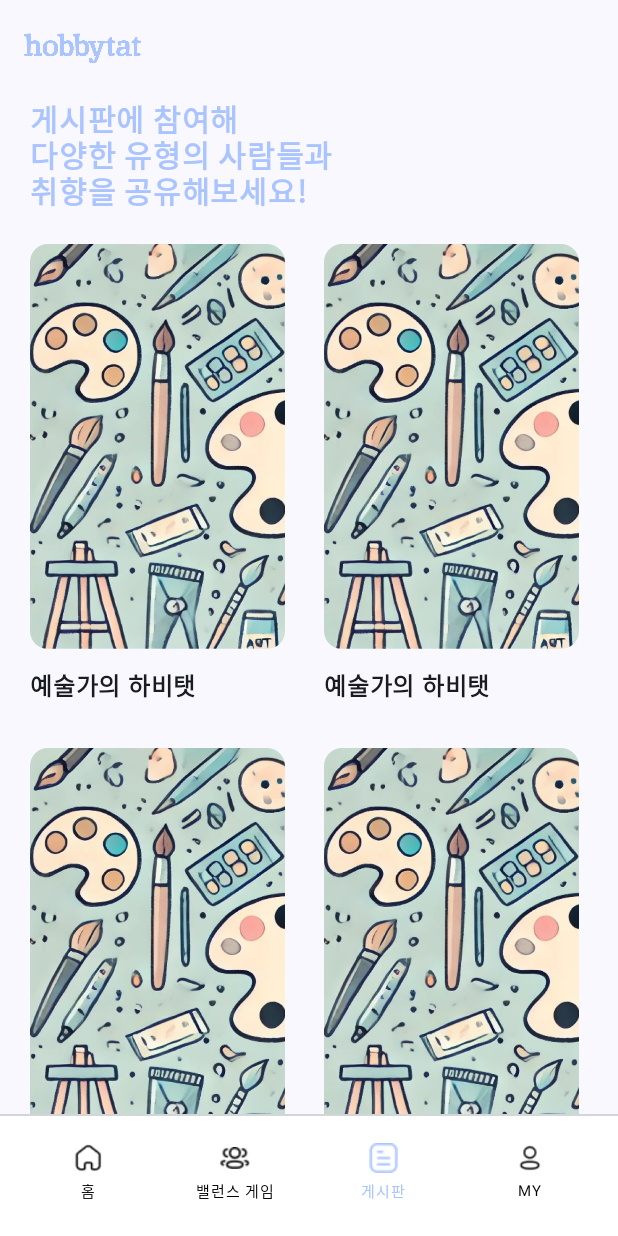
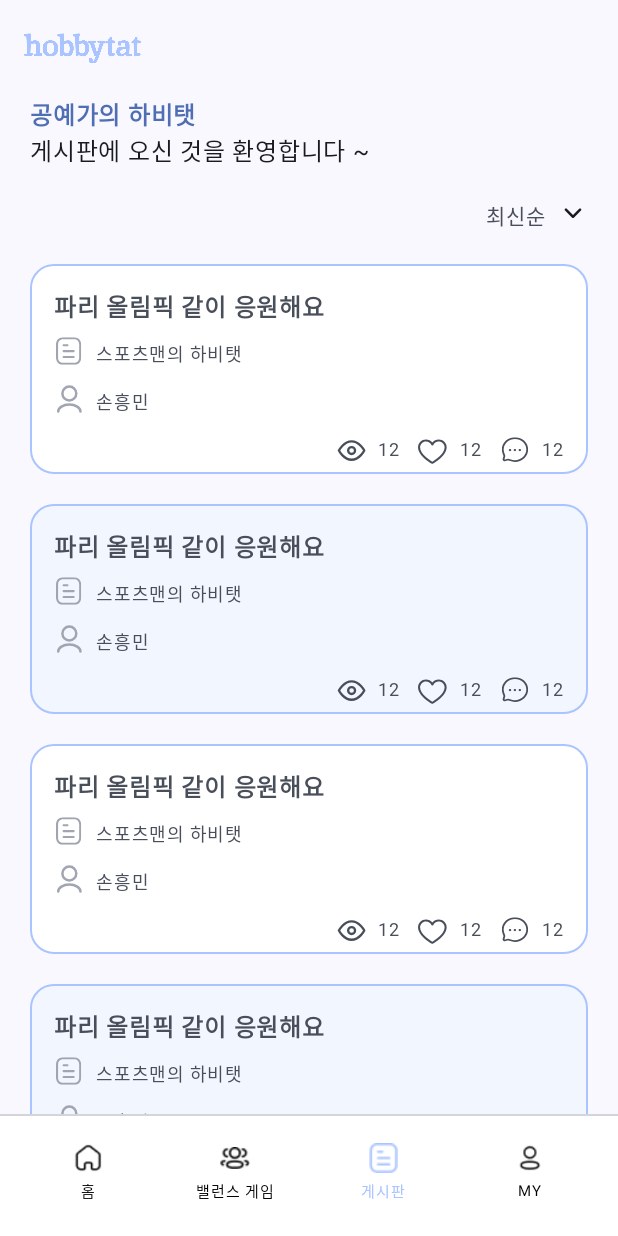
Before and after one commit to Hobbytat/Hobbytat-FE, an Android app built with Jetpack Compose: the BoardScreen screen opened through its navigation route, after a tap on "하비탯이미지", on a phone screen of 412 x 824 dp. Run offline under Robolectric (Android 15) with nearby library versions, the light colour scheme and no system bars.

Commit message:
feat: 게시판 화면 구현 완료

```diff
--- a/app/build.gradle.kts
+++ b/app/build.gradle.kts
@@ -61,6 +61,7 @@ dependencies {
     implementation(libs.androidx.material3)
     implementation(libs.androidx.navigation.compose)
     implementation(libs.androidx.material.icons.extended)
+    implementation(libs.coil.compose)
     testImplementation(libs.junit)
     androidTestImplementation(libs.androidx.junit)
     androidTestImplementation(libs.androidx.espresso.core)
--- a/app/src/main/AndroidManifest.xml
+++ b/app/src/main/AndroidManifest.xml
@@ -1,6 +1,8 @@
 <?xml version="1.0" encoding="utf-8"?>
 <manifest xmlns:android="http://schemas.android.com/apk/res/android"
     xmlns:tools="http://schemas.android.com/tools">
+
+    <uses-permission android:name="android.permission.INTERNET"/>
 
     <application
         android:allowBackup="true"
--- /dev/null
+++ b/app/src/main/java/com/example/hobbytat/navigate/BoardNavGraph.kt
@@ -0,0 +1,19 @@
+package com.example.hobbytat.navigate
+
+import androidx.compose.runtime.Composable
+import androidx.navigation.NavHostController
+import androidx.navigation.compose.NavHost
+import androidx.navigation.compose.composable
+import com.example.hobbytat.screen.board.ArticleScreen
+import com.example.hobbytat.screen.board.BoardScreen
+
+@Composable
+fun BoardNavGraph(navController: NavHostController) {
+    NavHost(navController = navController, startDestination = "Board") {
+        composable("Board") { BoardScreen(navController = navController)}
+        composable("Article/{boardId}") {backStackEntry ->
+            val boardId = backStackEntry.arguments?.getString("boardId")?.toInt() ?: 0
+            ArticleScreen(navController, boardId)
+        }
+    }
+}
--- a/app/src/main/java/com/example/hobbytat/navigate/NavGraph.kt
+++ b/app/src/main/java/com/example/hobbytat/navigate/NavGraph.kt
@@ -5,6 +5,7 @@ import androidx.navigation.NavHostController
 import androidx.navigation.compose.NavHost
 import androidx.navigation.compose.composable
 import com.example.hobbytat.screen.HomeScreen
+import com.example.hobbytat.screen.board.ArticleScreen
 import com.example.hobbytat.screen.board.BoardScreen
 import com.example.hobbytat.screen.sign.SplashScreen
 
@@ -23,7 +24,7 @@ fun NavGraph(navController: NavHostController) {
         }
         composable(route="SignUp_agree") {
             // 회원가입_동의 화면
-            HomeScreen(navController)
+
         }
 
         // 홈화면
@@ -45,5 +46,11 @@ fun NavGraph(navController: NavHostController) {
         composable(route = "MyPage") {
 
         }
+
+        // ArticleScreen 화면
+        composable("Article/{boardId}") { backStackEntry ->
+            val boardId = backStackEntry.arguments?.getString("boardId")?.toInt() ?: 0
+            ArticleScreen(navController, boardId)
+        }
     }
 }
--- a/app/src/main/java/com/example/hobbytat/screen/HomeScreen.kt
+++ b/app/src/main/java/com/example/hobbytat/screen/HomeScreen.kt
@@ -34,6 +34,9 @@ fun HomeScreen(navController: NavHostController) {
     Scaffold(
         topBar = {
             CommonTopBar(navController)
+        },
+        bottomBar = {
+            Appbar(selected = 1, navController = navController)
         }
     ) { paddingValues ->
         Column(
@@ -44,8 +47,8 @@ fun HomeScreen(navController: NavHostController) {
         ) {
 
             Text(
-                text = "유형 순위", fontSize = 16.sp, fontWeight = FontWeight.Bold,
-                modifier = Modifier.padding(bottom = 8.dp)
+                text = "유형 순위", fontSize = 18.sp, fontWeight = FontWeight.Bold,
+                modifier = Modifier.padding(bottom = 16.dp)
             )
 
             Column(
@@ -70,7 +73,7 @@ fun HomeScreen(navController: NavHostController) {
                 Spacer(modifier = Modifier.height(8.dp))
 
                 // 추후에 1위 이름 받아오기로 수정예정
-                Text(text = "지적인 취미 공예가 유형")
+                Text(text = "지적인 취미 공예가 유형", fontSize = 16.sp, fontWeight = FontWeight.Bold)
             }
 
             Spacer(modifier = Modifier.height(8.dp))
@@ -85,10 +88,10 @@ fun HomeScreen(navController: NavHostController) {
                 RankBox(3, "스포츠맨 유형", 10)
             }
 
-            Spacer(modifier = Modifier.height(12.dp))
+            Spacer(modifier = Modifier.height(32.dp))
 
             Text(
-                text = "이번주 인기글", fontSize = 16.sp, fontWeight = FontWeight.Bold,
+                text = "이번주 인기글", fontSize = 18.sp, fontWeight = FontWeight.Bold,
                 modifier = Modifier.padding(bottom = 8.dp)
             )
 
@@ -100,12 +103,12 @@ fun HomeScreen(navController: NavHostController) {
                     12,
                     12,
                     12,
-                    order = 2
+                    order = 1
                 ) {
 
                 }
 
-                Spacer(modifier = Modifier.height(16.dp))
+                Spacer(modifier = Modifier.height(20.dp))
 
                 CommonArticleBox(
                     "파리 올림픽 같이 응원해요",
@@ -118,13 +121,26 @@ fun HomeScreen(navController: NavHostController) {
                 ) {
 
                 }
+                Spacer(modifier = Modifier.height(20.dp))
+
+                CommonArticleBox(
+                    "파리 올림픽 같이 응원해요",
+                    "스포츠맨의 하비탯",
+                    "손흥민",
+                    12,
+                    12,
+                    12,
+                    order = 3
+                ) {
+
+                }
+
+                Spacer(modifier = Modifier.height(20.dp))
             }
 
 
         }
     }
 
-    Appbar(selected = 1, navController = navController)
-
 
 }
--- /dev/null
+++ b/app/src/main/java/com/example/hobbytat/screen/board/ArticleScreen.kt
@@ -0,0 +1,102 @@
+package com.example.hobbytat.screen.board
+
+import androidx.compose.foundation.layout.Arrangement
+import androidx.compose.foundation.layout.Column
+import androidx.compose.foundation.layout.Row
+import androidx.compose.foundation.layout.Spacer
+import androidx.compose.foundation.layout.fillMaxWidth
+import androidx.compose.foundation.layout.height
+import androidx.compose.foundation.layout.padding
+import androidx.compose.foundation.lazy.LazyColumn
+import androidx.compose.material3.Icon
+import androidx.compose.material3.Scaffold
+import androidx.compose.material3.Text
+import androidx.compose.runtime.Composable
+import androidx.compose.ui.Modifier
+import androidx.compose.ui.res.colorResource
+import androidx.compose.ui.res.painterResource
+import androidx.compose.ui.text.font.FontWeight
+import androidx.compose.ui.unit.dp
+import androidx.compose.ui.unit.sp
+import androidx.navigation.NavHostController
+import com.example.hobbytat.R
+import com.example.hobbytat.common.Appbar
+import com.example.hobbytat.common.CommonArticleBox
+import com.example.hobbytat.common.CommonTopBar
+
+@Composable
+fun ArticleScreen(navController: NavHostController, boardId: Int) {
+
+    val title = when (boardId) {
+        1 -> "공예가"
+        2 -> "스포츠맨"
+        3 -> "예술가"
+        4 -> "지식 탐구가"
+        5 -> "탐험가"
+        else -> "기타"
+    }
+
+    Scaffold(
+        topBar = {
+            CommonTopBar(navController)
+        },
+        bottomBar = {
+            Appbar(selected = 3, navController = navController)
+        }
+    ) { paddingValues ->
+        Column(
+            modifier = Modifier
+                .padding(horizontal = 20.dp)
+                .padding(paddingValues)
+        ) {
+            Column {
+                Text(
+                    text = "${title}의 하비탯", fontSize = 16.sp,
+                    fontWeight = FontWeight.Bold,
+                    color = colorResource(R.color.main_blue_dark)
+                )
+                Text(text = "게시판에 오신 것을 환영합니다 ~", fontSize = 16.sp)
+            }
+
+            Spacer(modifier = Modifier.height(20.dp))
+
+            Row(
+                modifier = Modifier.fillMaxWidth(),
+                horizontalArrangement = Arrangement.End
+            ) {
+                Text(
+                    text = "최신순", fontSize = 14.sp, color = colorResource(id = R.color.gray_700),
+                    modifier = Modifier.padding(end = 8.dp)
+                )
+                // 여기에 드롭다운 onClick 추가 수정해야함
+                Icon(
+                    painter = painterResource(id = R.drawable.ic_arrow_down),
+                    contentDescription = "드롭다운 버튼"
+                )
+            }
+
+            Spacer(modifier = Modifier.height(20.dp))
+
+            LazyColumn {
+                // 여기 데이터 받아오기 수정
+                items(5) { index ->
+                    val order = index + 1
+
+                    CommonArticleBox(
+                        "파리 올림픽 같이 응원해요",
+                        "스포츠맨의 하비탯",
+                        "손흥민",
+                        12,
+                        12,
+                        12,
+                        order = order
+                    ) {
+
+                    }
+
+                    Spacer(modifier = Modifier.height(20.dp))
+                }
+            }
+        }
+    }
+}
--- a/app/src/main/java/com/example/hobbytat/screen/board/BoardScreen.kt
+++ b/app/src/main/java/com/example/hobbytat/screen/board/BoardScreen.kt
@@ -48,12 +48,15 @@ fun BoardScreen(navController: NavHostController) {
 
             LazyVerticalGrid(
                 columns = GridCells.Fixed(2),
-//                verticalArrangement = Arrangement.spacedBy(20.dp),
                 horizontalArrangement = Arrangement.spacedBy(20.dp)
             ) {
                 // 여기 나중에 데이터 받아오게 수정
-                    items(5) {
-                        HobbytatBox(title = "예술가의 하비탯", onClick = { /* Do something */ })
+                    items(5) {index ->
+                        val boardId = index + 1 // 예시로 index를 사용하여 board_id 생성
+
+                        HobbytatBox(title = "예술가의 하비탯", onClick = {
+                            navController.navigate("Article/$boardId")
+                        })
                     }
             }
 
--- /dev/null
+++ b/app/src/main/res/drawable/ic_arrow_down.xml
@@ -0,0 +1,14 @@
+<vector xmlns:android="http://schemas.android.com/apk/res/android"
+    android:width="20dp"
+    android:height="20dp"
+    android:viewportWidth="20"
+    android:viewportHeight="20">
+  <group>
+    <clip-path
+        android:pathData="M0,0h20v20h-20z"/>
+    <path
+        android:pathData="M10.589,13.089C10.433,13.245 10.221,13.333 10,13.333C9.779,13.333 9.567,13.245 9.411,13.089L4.697,8.375C4.617,8.298 4.554,8.206 4.51,8.104C4.466,8.003 4.443,7.893 4.442,7.783C4.441,7.672 4.462,7.562 4.504,7.46C4.546,7.358 4.608,7.264 4.686,7.186C4.765,7.108 4.858,7.046 4.96,7.004C5.062,6.962 5.172,6.941 5.283,6.942C5.393,6.943 5.503,6.966 5.604,7.01C5.706,7.053 5.798,7.117 5.875,7.197L10,11.321L14.125,7.197C14.282,7.045 14.493,6.961 14.711,6.963C14.93,6.965 15.139,7.052 15.293,7.207C15.448,7.361 15.535,7.57 15.537,7.789C15.539,8.007 15.455,8.218 15.303,8.375L10.589,13.089Z"
+        android:fillColor="#494F5A"
+        android:fillType="evenOdd"/>
+  </group>
+</vector>
--- a/gradle/libs.versions.toml
+++ b/gradle/libs.versions.toml
@@ -10,6 +10,7 @@ activityCompose = "1.9.0"
 composeBom = "2023.08.00"
 navigationCompose = "2.8.0-beta04"
 materialIconsExtended = "1.7.0-beta04"
+coilCompose = "2.6.0"
 
 [libraries]
 androidx-core-ktx = { group = "androidx.core", name = "core-ktx", version.ref = "coreKtx" }
@@ -28,6 +29,7 @@ androidx-ui-test-junit4 = { group = "androidx.compose.ui", name = "ui-test-junit
 androidx-material3 = { group = "androidx.compose.material3", name = "material3" }
 androidx-navigation-compose = { group = "androidx.navigation", name = "navigation-compose", version.ref = "navigationCompose" }
 androidx-material-icons-extended = { group = "androidx.compose.material", name = "material-icons-extended", version.ref = "materialIconsExtended" }
+coil-compose = { group = "io.coil-kt", name = "coil-compose", version.ref = "coilCompose" }
 
 [plugins]
 androidApplication = { id = "com.android.application", version.ref = "agp" }
```
